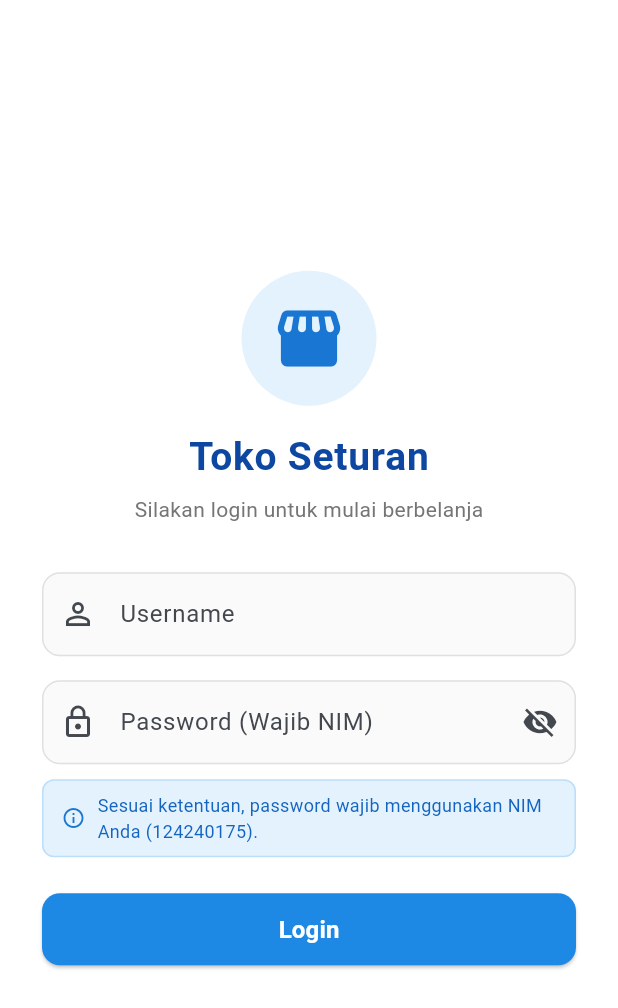
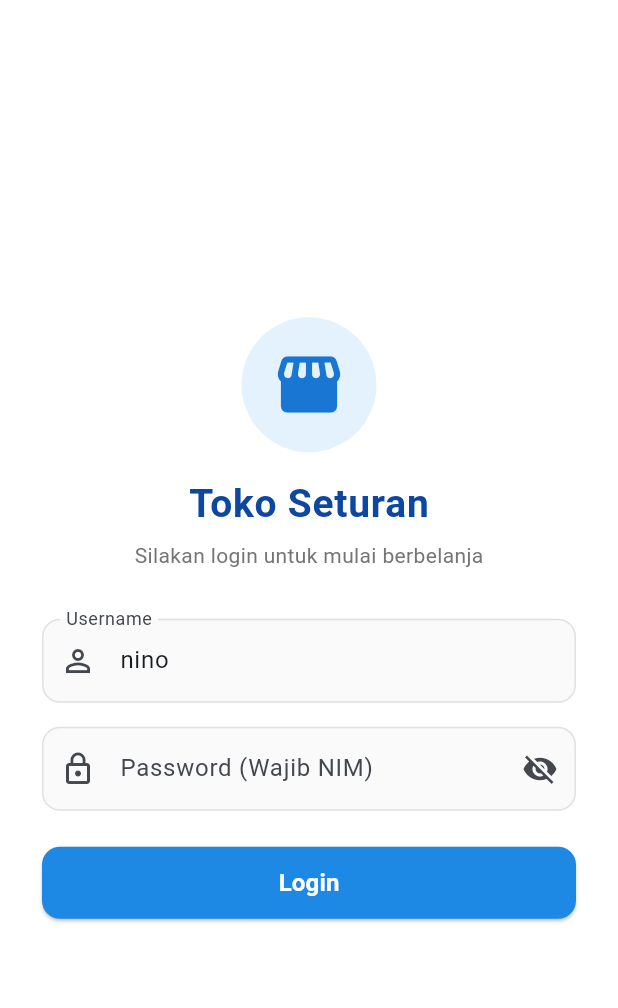
Before and after one commit to aprilliano0/124240175_latres_D, a Flutter app: the screen it shows after launch, on a phone screen of 412 x 824 dp. Shown: the top 1008 px of the screen. Run offline on Flutter 3.47's test engine with Material 3 defaults, Android fonts, the phone set to English and light mode, and no system bars; our stand-ins replace get, hive_flutter, shared_preferences; accounts and stored records are empty.

Commit message:
update: remove NIM info banner on login page and default username to nino

```diff
--- a/lib/views/pages/login_page.dart
+++ b/lib/views/pages/login_page.dart
@@ -7,7 +7,8 @@ class LoginPage extends StatelessWidget {
   LoginPage({super.key});
 
   final AuthController authController = Get.find<AuthController>();
-  final TextEditingController usernameController = TextEditingController();
+  final TextEditingController usernameController =
+      TextEditingController(text: 'nino');
   final TextEditingController passwordController = TextEditingController();
 
   @override
@@ -63,7 +64,7 @@ class LoginPage extends StatelessWidget {
                   decoration: InputDecoration(
                     prefixIcon: const Icon(Icons.person_outline),
                     labelText: 'Username',
-                    hintText: 'Masukkan nama pengguna bebas',
+                    hintText: 'Contoh: nino',
                     filled: true,
                     fillColor: Colors.grey.shade50,
                     border: OutlineInputBorder(
@@ -118,32 +119,6 @@ class LoginPage extends StatelessWidget {
                     ),
                   ),
                 ),
-                const SizedBox(height: 10),
-
-                // Password hint info banner
-                Container(
-                  padding: const EdgeInsets.symmetric(horizontal: 12, vertical: 8),
-                  decoration: BoxDecoration(
-                    color: Colors.blue.shade50,
-                    borderRadius: BorderRadius.circular(8),
-                    border: Border.all(color: Colors.blue.shade100),
-                  ),
-                  child: Row(
-                    children: [
-                      Icon(Icons.info_outline, size: 16, color: Colors.blue.shade700),
-                      const SizedBox(width: 8),
-                      Expanded(
-                        child: Text(
-                          'Sesuai ketentuan, password wajib menggunakan NIM Anda (${AppConstants.defaultNim}).',
-                          style: TextStyle(
-                            fontSize: 12,
-                            color: Colors.blue.shade800,
-                          ),
-                        ),
-                      ),
-                    ],
-                  ),
-                ),
                 const SizedBox(height: 24),
 
                 // Login Button
```
